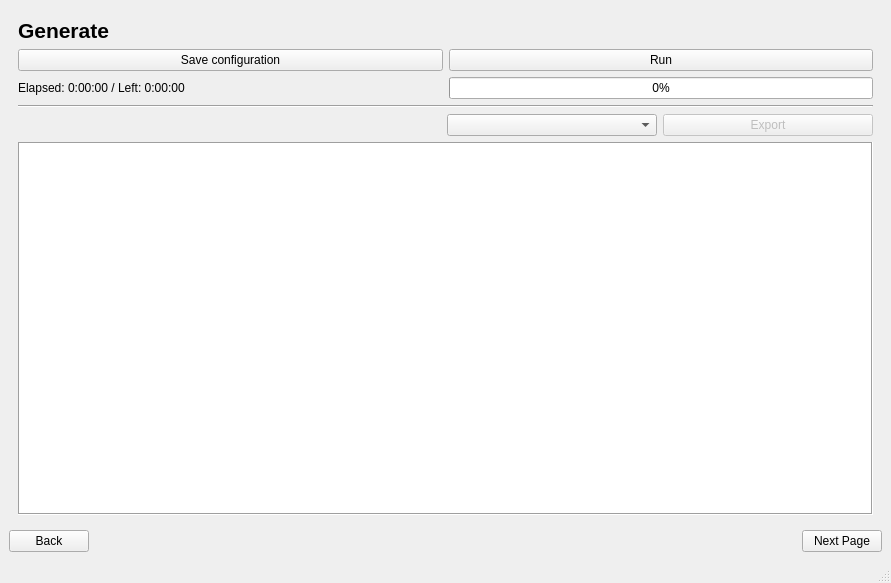
Qt form mainwindow.ui (Firyst/GeneticTimetables) before a commit.
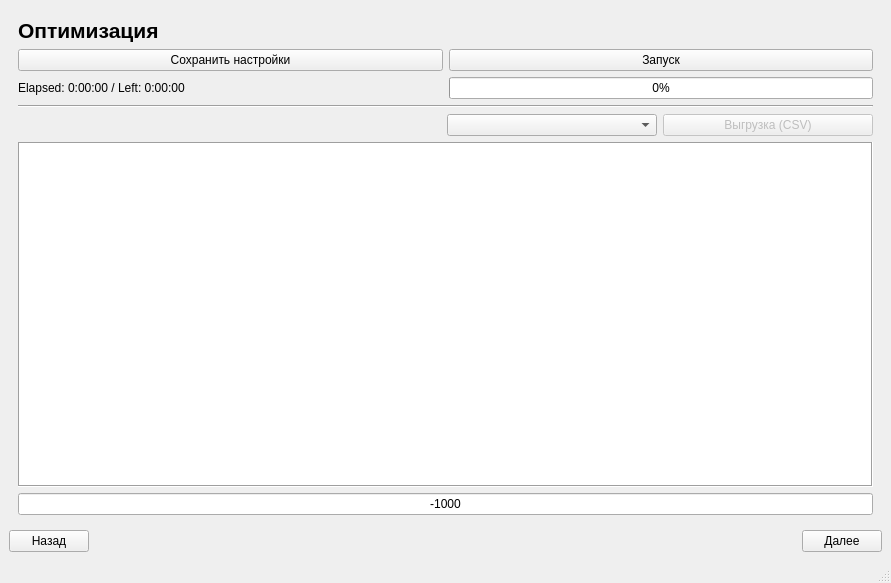
The same form after that commit. The open tabs and pages were chosen to show the change.

Patch:
```diff
--- a/mainwindow.ui
+++ b/mainwindow.ui
@@ -186,7 +186,7 @@
              </font>
             </property>
             <property name="text">
-             <string>Generate</string>
+             <string>Оптимизация</string>
             </property>
            </widget>
           </item>
@@ -198,14 +198,14 @@
             <item>
              <widget class="QPushButton" name="saveConfigurationButton">
               <property name="text">
-               <string>Save configuration</string>
+               <string>Сохранить настройки</string>
               </property>
              </widget>
             </item>
             <item>
              <widget class="QPushButton" name="runButton">
               <property name="text">
-               <string>Run</string>
+               <string>Запуск</string>
               </property>
              </widget>
             </item>
@@ -281,7 +281,7 @@
                <bool>false</bool>
               </property>
               <property name="text">
-               <string>Export</string>
+               <string>Выгрузка (CSV)</string>
               </property>
              </widget>
             </item>
@@ -289,6 +289,9 @@
           </item>
           <item>
            <widget class="QTableView" name="outputTable">
+            <property name="styleSheet">
+             <string notr="true"/>
+            </property>
             <property name="frameShape">
              <enum>QFrame::Box</enum>
             </property>
@@ -297,6 +300,30 @@
             </property>
            </widget>
           </item>
+          <item>
+           <widget class="QProgressBar" name="scoreBar">
+            <property name="styleSheet">
+             <string notr="true">QProgressBar::chunk {
+background-color: rgb(58, 222, 255)
+}</string>
+            </property>
+            <property name="minimum">
+             <number>-1000</number>
+            </property>
+            <property name="maximum">
+             <number>0</number>
+            </property>
+            <property name="value">
+             <number>-1000</number>
+            </property>
+            <property name="alignment">
+             <set>Qt::AlignCenter</set>
+            </property>
+            <property name="format">
+             <string>%v</string>
+            </property>
+           </widget>
+          </item>
          </layout>
         </item>
        </layout>
@@ -308,7 +335,7 @@
       <item>
        <widget class="QPushButton" name="pushButtonBack">
         <property name="text">
-         <string>Back</string>
+         <string>Назад</string>
         </property>
        </widget>
       </item>
@@ -328,7 +355,7 @@
       <item>
        <widget class="QPushButton" name="pushButtonNext">
         <property name="text">
-         <string>Next Page</string>
+         <string>Далее</string>
         </property>
        </widget>
       </item>
```
Left out of the diff: 10 changed lines with no effect on the pictures.
